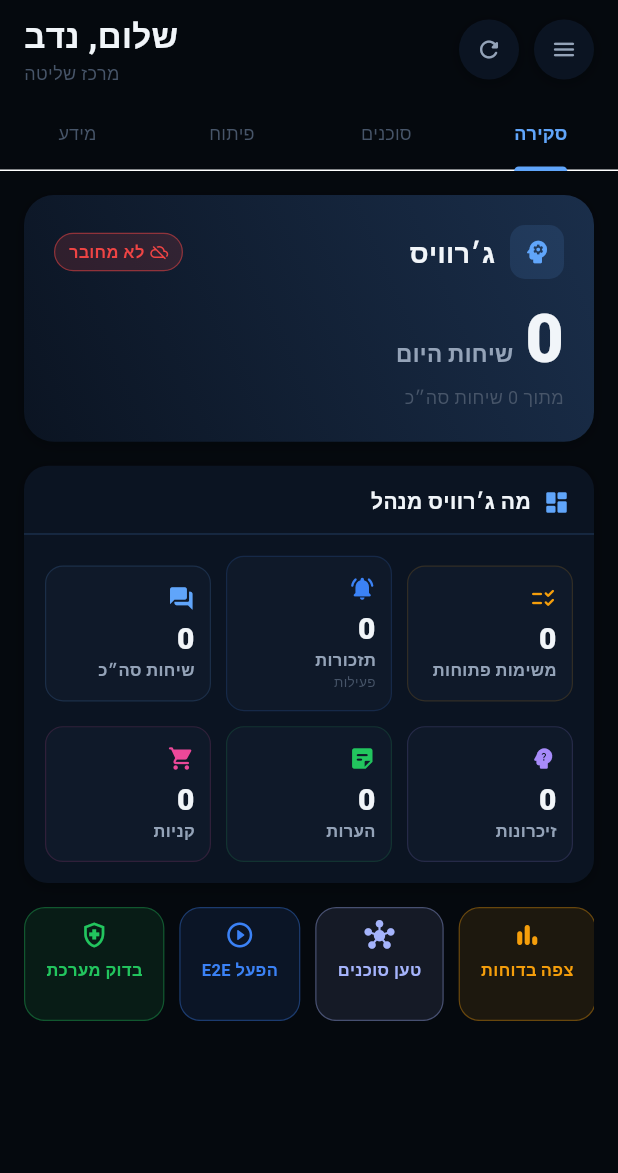
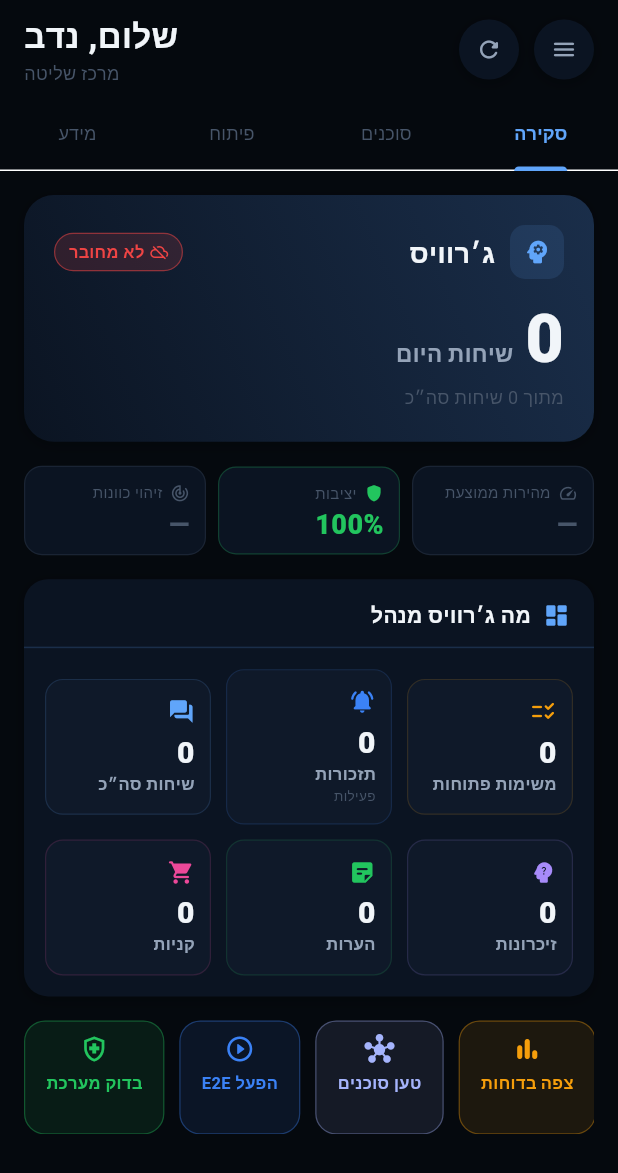
Before and after one commit to NadavZ-sketch/jarvis-server-nadav, a Flutter app: the ControlCenterPreviewScreen screen opened directly with empty values, on a phone screen of 412 x 824 dp. Shown: the top 1173 px of the screen. Run offline on Flutter 3.47's test engine with Material 3 defaults, Android fonts, the phone set to English and light mode, and no system bars; our stand-ins replace audioplayers, flutter_local_notifications, flutter_tts, image_picker, permission_handler, shared_preferences and 3 more; accounts and stored records are empty; network calls fail; Roboto replaces fonts that are missing (Heebo).

Commit message:
Expand Overview tab and clean up Control Center
- Add _SystemHealthRow to Overview: 3 health chips showing avg response
  latency, stability score, and intent-detection rate — data that was
  previously buried in the Development/Info tabs
- Add _IssuesSection to Overview: shows open E2E issues when present
  (widget already existed but was never wired to any tab)
- Remove dead code: _AgentDetailStrip (~70 lines) replaced long ago by
  AgentDetailSheet but never deleted
- Fix "Status: Unknown" English text → Hebrew 'לא ידוע' in events log

https://claude.ai/code/session_01WrN7Rbg6wgdfit8FTSLp7D

```diff
--- a/jarvis_mobile/lib/screens/control_center_preview_screen.dart
+++ b/jarvis_mobile/lib/screens/control_center_preview_screen.dart
@@ -418,10 +418,115 @@ class _ControlCenterPreviewScreenState
         children: [
           _JarvisHeroCard(),
           const SizedBox(height: 16),
+          _SystemHealthRow(),
+          const SizedBox(height: 16),
+          if (_loadingIssues || _issues.isNotEmpty) ...[
+            _IssuesSection(),
+            const SizedBox(height: 16),
+          ],
           _ActivityDomainsCard(),
           const SizedBox(height: 16),
           _QuickActionsRow(),
         ],
+      ),
+    );
+  }
+
+  Widget _SystemHealthRow() {
+    final avgMs = _metrics.isEmpty
+        ? null
+        : (_metrics
+                .map((m) => (m['avgMs'] ?? 0) as num)
+                .fold<num>(0, (a, b) => a + b) /
+            _metrics.length)
+            .round();
+    final stabilityScore = (100 - _issues.length * 15).clamp(0, 100);
+    final fast = (_intentRatio['fast'] ?? 0) as num;
+    final llm  = (_intentRatio['llm']  ?? 0) as num;
+    final intentPct = (fast + llm) > 0 ? (fast / (fast + llm) * 100).round() : null;
+
+    final latencyColor = _loadingMetrics || avgMs == null
+        ? JC.textMuted
+        : avgMs < 1000
+            ? const Color(0xFF22C55E)
+            : avgMs < 3000
+                ? const Color(0xFFF59E0B)
+                : const Color(0xFFEF4444);
+
+    final stabilityColor = _loadingIssues
+        ? JC.textMuted
+        : stabilityScore > 80
+            ? const Color(0xFF22C55E)
+            : stabilityScore >= 50
+                ? const Color(0xFFF59E0B)
+                : const Color(0xFFEF4444);
+
+    final intentColor = _loadingMetrics || intentPct == null
+        ? JC.textMuted
+        : intentPct >= 70
+            ? const Color(0xFF22C55E)
+            : const Color(0xFFF59E0B);
+
+    return Row(children: [
+      _HealthChip(
+        icon: Icons.speed_rounded,
+        label: 'מהירות ממוצעת',
+        value: _loadingMetrics || avgMs == null ? '—' : '${avgMs}ms',
+        color: latencyColor,
+      ),
+      const SizedBox(width: 8),
+      _HealthChip(
+        icon: Icons.shield_rounded,
+        label: 'יציבות',
+        value: _loadingIssues ? '—' : '$stabilityScore%',
+        color: stabilityColor,
+      ),
+      const SizedBox(width: 8),
+      _HealthChip(
+        icon: Icons.track_changes_rounded,
+        label: 'זיהוי כוונות',
+        value: _loadingMetrics || intentPct == null ? '—' : '$intentPct%',
+        color: intentColor,
+      ),
+    ]);
+  }
+
+  Widget _HealthChip({
+    required IconData icon,
+    required String label,
+    required String value,
+    required Color color,
+  }) {
+    return Expanded(
+      child: Container(
+        padding: const EdgeInsets.symmetric(horizontal: 10, vertical: 10),
+        decoration: BoxDecoration(
+          color: JC.surface,
+          borderRadius: BorderRadius.circular(12),
+          border: Border.all(color: color.withOpacity(0.25), width: 0.8),
+        ),
+        child: Column(
+          crossAxisAlignment: CrossAxisAlignment.start,
+          children: [
+            Row(children: [
+              Icon(icon, color: color, size: 13),
+              const SizedBox(width: 5),
+              Expanded(
+                child: Text(label,
+                    overflow: TextOverflow.ellipsis,
+                    style: TextStyle(color: JC.textMuted, fontSize: 10, fontFamily: 'Heebo')),
+              ),
+            ]),
+            const SizedBox(height: 5),
+            Text(value,
+                style: TextStyle(
+                    color: color,
+                    fontSize: 18,
+                    fontWeight: FontWeight.w800,
+                    fontFamily: 'Heebo',
+                    height: 1)),
+          ],
+        ),
       ),
     );
   }
@@ -1526,7 +1631,7 @@ class _ControlCenterPreviewScreenState
                 final type = e['type'] as String;
                 final status = e['status'] as String;
                 final statusColor = _statusColor(status);
-                final statusLabel = status == 'unknown' ? 'Status: Unknown' : _statusLabel(status);
+                final statusLabel = status == 'unknown' ? 'לא ידוע' : _statusLabel(status);
                 return Padding(
                   padding: const EdgeInsets.only(bottom: 9),
                   child: Row(children: [
@@ -2028,78 +2133,6 @@ class _ControlCenterPreviewScreenState
           borderRadius: BorderRadius.vertical(top: Radius.circular(16))),
       builder: (_) => AgentDetailSheet(
           agent: agent, base: widget.settings.serverUrl),
-    );
-  }
-
-  Widget _AgentDetailStrip(Map<String, dynamic> agent) {
-    final name = agent['name'] ?? agent['id'] ?? 'סוכן';
-    final role = agent['description'] ?? agent['role'] ?? '';
-    final status = (agent['status'] ?? '').toString();
-    final risk = agent['riskLevel'] ?? agent['risk_level'] ?? 'low';
-    final statusColor = _statusColor(status);
-    final riskColor = _riskColor(risk);
-
-    return Container(
-      margin: const EdgeInsets.only(top: 10),
-      padding: const EdgeInsets.symmetric(horizontal: 12, vertical: 10),
-      decoration: BoxDecoration(
-        color: const Color(0xFF0F1929),
-        borderRadius: BorderRadius.circular(10),
-      ),
-      child: Row(
-        children: [
-          Container(
-            width: 8,
-            height: 8,
-            decoration: BoxDecoration(
-              color: statusColor,
-              shape: BoxShape.circle,
-              boxShadow: [
-                BoxShadow(
-                  color: statusColor.withOpacity(0.5),
-                  blurRadius: 5,
-                  spreadRadius: 1,
-                )
-              ],
-            ),
-          ),
-          const SizedBox(width: 10),
-          Expanded(
-            child: Column(
-              crossAxisAlignment: CrossAxisAlignment.start,
-              children: [
-                Text(
-                  name.toString(),
-                  style: TextStyle(
-                    color: JC.textPrimary,
-                    fontSize: 12,
-                    fontWeight: FontWeight.w700,
-                    fontFamily: 'Heebo',
-                  ),
-                ),
-                if (role.toString().isNotEmpty)
-                  Text(
-                    role.toString(),
-                    style: TextStyle(color: JC.textMuted, fontSize: 10, fontFamily: 'Heebo'),
-                    maxLines: 1,
-                    overflow: TextOverflow.ellipsis,
-                  ),
-              ],
-            ),
-          ),
-          Container(
-            padding: const EdgeInsets.symmetric(horizontal: 6, vertical: 2),
-            decoration: BoxDecoration(
-              color: riskColor.withOpacity(0.12),
-              borderRadius: BorderRadius.circular(6),
-            ),
-            child: Text(
-              _riskLabel(risk),
-              style: TextStyle(color: riskColor, fontSize: 9, fontFamily: 'Heebo'),
-            ),
-          ),
-        ],
-      ),
     );
   }
 
```
